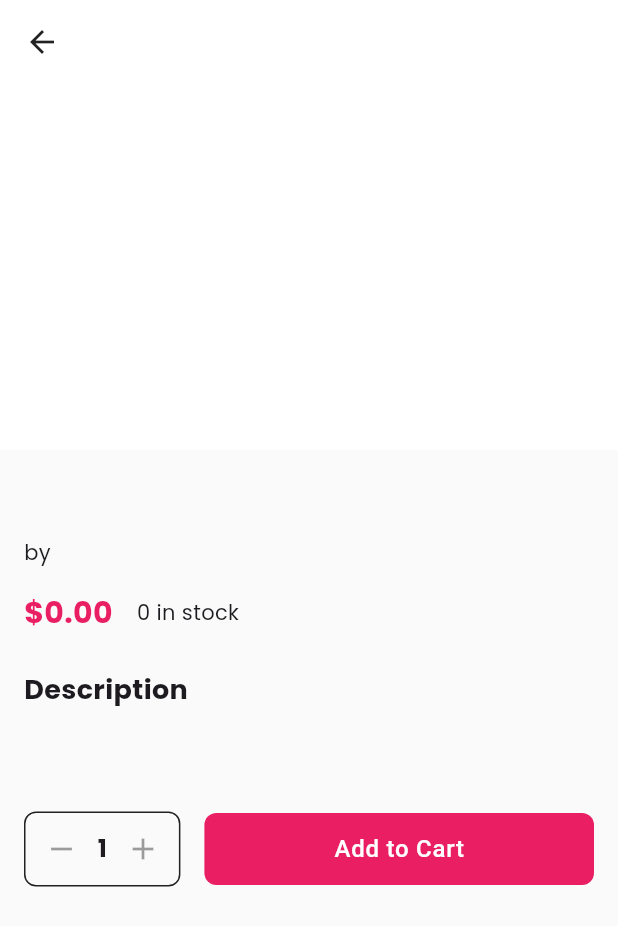
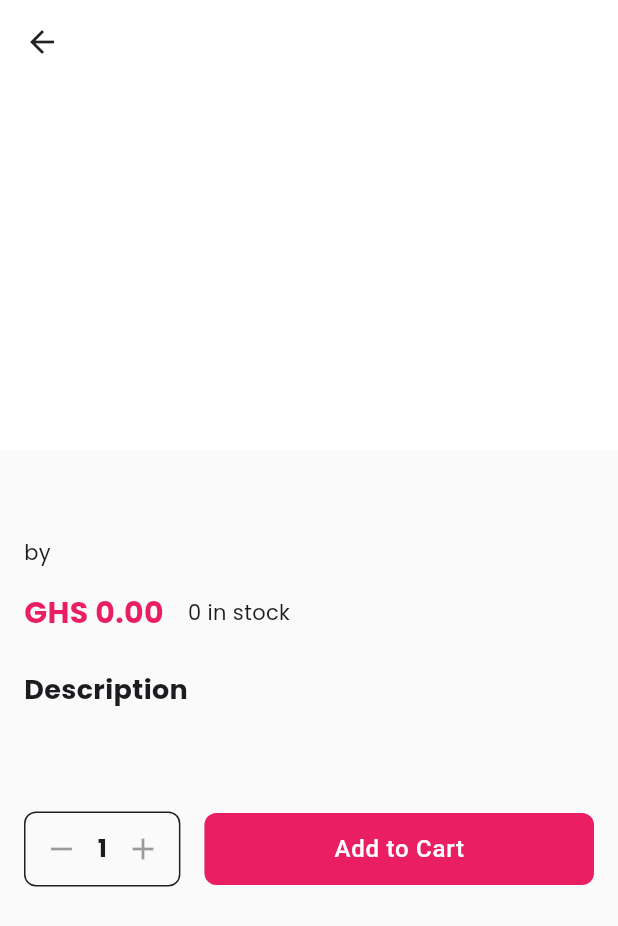
Before and after one commit to dordunu1/AndroidMecrh, a Flutter app: the ProductDetailsScreen screen opened directly with empty values, on a phone screen of 412 x 824 dp. Shown: the top 926 px of the screen. Run offline on Flutter 3.47's test engine with Material 3 defaults, Android fonts, the phone set to English and light mode, and no system bars; our stand-ins replace cached_network_image, cloud_firestore, firebase_auth, firebase_core, firebase_storage, flutter_dotenv and 8 more; accounts and stored records are empty.

Commit message:
made changes

```diff
--- a/lib/screens/admin/admin_orders_screen.dart
+++ b/lib/screens/admin/admin_orders_screen.dart
@@ -337,7 +337,7 @@ class _OrderCard extends StatelessWidget {
                     ),
                     const SizedBox(width: 8),
                     Text(
-                      '\$${(item.price * item.quantity).toStringAsFixed(2)}',
+                      'GHS ${(item.price * item.quantity).toStringAsFixed(2)}',
                       style: theme.textTheme.bodyMedium?.copyWith(
                         fontWeight: FontWeight.bold,
                       ),
--- a/lib/screens/buyer/product_details_screen.dart
+++ b/lib/screens/buyer/product_details_screen.dart
@@ -161,7 +161,7 @@ class _ProductDetailsScreenState extends ConsumerState<ProductDetailsScreen> {
                   Row(
                     children: [
                       Text(
-                        '\$${widget.product.price.toStringAsFixed(2)}',
+                        'GHS ${widget.product.price.toStringAsFixed(2)}',
                         style: TextStyle(
                           fontSize: 20,
                           fontWeight: FontWeight.bold,
--- a/lib/screens/buyer/product_list_screen.dart
+++ b/lib/screens/buyer/product_list_screen.dart
@@ -442,14 +442,14 @@ class _ProductCard extends StatelessWidget {
                   const SizedBox(height: 2),
                   if (product.hasDiscount) ...[
                     Text(
-                      'GH₵${discountedPrice?.toStringAsFixed(2)}',
+                      'GHS ${discountedPrice?.toStringAsFixed(2)}',
                       style: theme.textTheme.labelLarge?.copyWith(
                         color: theme.colorScheme.primary,
                         fontWeight: FontWeight.bold,
                       ),
                     ),
                     Text(
-                      'GH₵${product.price.toStringAsFixed(2)}',
+                      'GHS ${product.price.toStringAsFixed(2)}',
                       style: theme.textTheme.labelSmall?.copyWith(
                         color: theme.colorScheme.onSurfaceVariant,
                         decoration: TextDecoration.lineThrough,
@@ -457,7 +457,7 @@ class _ProductCard extends StatelessWidget {
                     ),
                   ] else
                     Text(
-                      'GH₵${product.price.toStringAsFixed(2)}',
+                      'GHS ${product.price.toStringAsFixed(2)}',
                       style: theme.textTheme.labelLarge?.copyWith(
                         color: theme.colorScheme.primary,
                         fontWeight: FontWeight.bold,
--- a/lib/screens/cart/cart_screen.dart
+++ b/lib/screens/cart/cart_screen.dart
@@ -205,7 +205,7 @@ class _CartScreenState extends ConsumerState<CartScreen> {
                                       style: theme.textTheme.titleMedium,
                                     ),
                                     Text(
-                                      '\$${_calculateTotal().toStringAsFixed(2)}',
+                                      'GHS ${_calculateTotal().toStringAsFixed(2)}',
                                       style: theme.textTheme.titleLarge?.copyWith(
                                         color: theme.colorScheme.primary,
                                         fontWeight: FontWeight.bold,
@@ -293,7 +293,7 @@ class _CartItemCard extends StatelessWidget {
                     mainAxisAlignment: MainAxisAlignment.spaceBetween,
                     children: [
                       Text(
-                        '\$${item.price.toStringAsFixed(2)}',
+                        'GHS ${item.price.toStringAsFixed(2)}',
                         style: theme.textTheme.titleMedium?.copyWith(
                           color: theme.colorScheme.primary,
                           fontWeight: FontWeight.bold,
--- a/lib/screens/checkout/checkout_screen.dart
+++ b/lib/screens/checkout/checkout_screen.dart
@@ -198,7 +198,7 @@ class _CheckoutScreenState extends ConsumerState<CheckoutScreen> {
                                     ),
                                     const SizedBox(width: 8),
                                     Text(
-                                      '₵${(item.price * item.quantity).toStringAsFixed(2)}',
+                                      'GHS ${(item.price * item.quantity).toStringAsFixed(2)}',
                                       style: theme.textTheme.bodyMedium?.copyWith(
                                         fontWeight: FontWeight.bold,
                                       ),
@@ -217,7 +217,7 @@ class _CheckoutScreenState extends ConsumerState<CheckoutScreen> {
                                 style: theme.textTheme.titleMedium,
                               ),
                               Text(
-                                '₵${_calculateTotal().toStringAsFixed(2)}',
+                                'GHS ${_calculateTotal().toStringAsFixed(2)}',
                                 style: theme.textTheme.titleLarge?.copyWith(
                                   color: theme.colorScheme.primary,
                                   fontWeight: FontWeight.bold,
--- a/lib/screens/seller/add_product_screen.dart
+++ b/lib/screens/seller/add_product_screen.dart
@@ -631,8 +631,8 @@ class _AddProductScreenState extends ConsumerState<AddProductScreen> {
                             keyboardType: TextInputType.number,
                             decoration: const InputDecoration(
                               labelText: 'Price',
-                              border: OutlineInputBorder(),
-                              prefixText: 'GH₵',
+                              hintText: '0.00',
+                              prefixText: 'GHS ',
                             ),
                             validator: (value) {
                               if (value == null || value.isEmpty) {
@@ -768,7 +768,7 @@ class _AddProductScreenState extends ConsumerState<AddProductScreen> {
                                 children: [
                                   const Text('Original Price:'),
                                   Text(
-                                    'GH₵${double.parse(_priceController.text)}',
+                                    'GHS ${double.parse(_priceController.text)}',
                                     style: const TextStyle(
                                       decoration: TextDecoration.lineThrough,
                                     ),
@@ -784,7 +784,7 @@ class _AddProductScreenState extends ConsumerState<AddProductScreen> {
                                     style: TextStyle(fontWeight: FontWeight.bold),
                                   ),
                                   Text(
-                                    'GH₵${(double.parse(_priceController.text) * (1 - _discountPercent / 100)).toStringAsFixed(2)}',
+                                    'GHS ${(double.parse(_priceController.text) * (1 - _discountPercent / 100)).toStringAsFixed(2)}',
                                     style: TextStyle(
                                       fontWeight: FontWeight.bold,
                                       color: Theme.of(context).colorScheme.primary,
@@ -823,7 +823,7 @@ class _AddProductScreenState extends ConsumerState<AddProductScreen> {
                       decoration: const InputDecoration(
                         labelText: 'Shipping Fee (GHS)',
                         border: OutlineInputBorder(),
-                        prefixText: 'GH₵',
+                        prefixText: 'GHS',
                       ),
                     ),
                     const SizedBox(height: 8),
--- a/lib/screens/seller/edit_product_screen.dart
+++ b/lib/screens/seller/edit_product_screen.dart
@@ -596,9 +596,9 @@ class _EditProductScreenState extends ConsumerState<EditProductScreen> {
               initialValue: _shippingFee.toString(),
               enabled: false,
               decoration: const InputDecoration(
-                labelText: 'Shipping Fee',
-                border: OutlineInputBorder(),
-                prefixText: 'GH₵',
+                labelText: 'Shipping Fee (GHS)',
+                hintText: '0.00',
+                prefixText: 'GHS ',
               ),
             ),
             const SizedBox(height: 8),
@@ -858,8 +858,8 @@ class _EditProductScreenState extends ConsumerState<EditProductScreen> {
                             keyboardType: TextInputType.number,
                             decoration: const InputDecoration(
                               labelText: 'Price',
-                              border: OutlineInputBorder(),
-                              prefixText: 'GH₵',
+                              hintText: '0.00',
+                              prefixText: 'GHS ',
                             ),
                             validator: (value) {
                               if (value == null || value.isEmpty) {
@@ -1012,7 +1012,7 @@ class _EditProductScreenState extends ConsumerState<EditProductScreen> {
                                 children: [
                                   const Text('Original Price:'),
                                   Text(
-                                    'GH₵${double.parse(_priceController.text)}',
+                                    'GHS ${double.parse(_priceController.text)}',
                                     style: const TextStyle(
                                       decoration: TextDecoration.lineThrough,
                                     ),
@@ -1028,7 +1028,7 @@ class _EditProductScreenState extends ConsumerState<EditProductScreen> {
                                     style: TextStyle(fontWeight: FontWeight.bold),
                                   ),
                                   Text(
-                                    'GH₵${(double.parse(_priceController.text) * (1 - _discountPercent / 100)).toStringAsFixed(2)}',
+                                    'GHS ${(double.parse(_priceController.text) * (1 - _discountPercent / 100)).toStringAsFixed(2)}',
                                     style: TextStyle(
                                       fontWeight: FontWeight.bold,
                                       color: Theme.of(context).colorScheme.primary,
--- a/lib/screens/seller/seller_dashboard_screen.dart
+++ b/lib/screens/seller/seller_dashboard_screen.dart
@@ -255,7 +255,7 @@ class _OrderCard extends StatelessWidget {
                     ),
                     const SizedBox(width: 8),
                     Text(
-                      '\$${(item.price * item.quantity).toStringAsFixed(2)}',
+                      'GHS ${(item.price * item.quantity).toStringAsFixed(2)}',
                       style: theme.textTheme.bodyMedium?.copyWith(
                         fontWeight: FontWeight.bold,
                       ),
--- a/lib/screens/seller/seller_orders_screen.dart
+++ b/lib/screens/seller/seller_orders_screen.dart
@@ -314,7 +314,7 @@ class _OrderCard extends StatelessWidget {
               mainAxisAlignment: MainAxisAlignment.spaceBetween,
               children: [
                 Text(
-                  'Total: \$${order.total.toStringAsFixed(2)}',
+                  'Total: GHS ${order.total.toStringAsFixed(2)}',
                   style: theme.textTheme.titleMedium?.copyWith(
                     color: theme.colorScheme.primary,
                     fontWeight: FontWeight.bold,
@@ -350,7 +350,7 @@ class _OrderCard extends StatelessWidget {
                     ),
                     const SizedBox(width: 8),
                     Text(
-                      '\$${(item.price * item.quantity).toStringAsFixed(2)}',
+                      'GHS ${(item.price * item.quantity).toStringAsFixed(2)}',
                       style: theme.textTheme.bodyMedium?.copyWith(
                         fontWeight: FontWeight.bold,
                       ),
--- a/lib/widgets/cart_item_card.dart
+++ b/lib/widgets/cart_item_card.dart
@@ -65,7 +65,7 @@ class CartItemCard extends StatelessWidget {
                   ),
                   const SizedBox(height: 4),
                   Text(
-                    '₵${product!.price.toStringAsFixed(2)}',
+                    'GHS ${product!.price.toStringAsFixed(2)}',
                     style: Theme.of(context).textTheme.titleMedium?.copyWith(
                           color: colorScheme.primary,
                           fontWeight: FontWeight.bold,
--- a/lib/widgets/product_card.dart
+++ b/lib/widgets/product_card.dart
@@ -146,7 +146,7 @@ class _ProductCardState extends State<ProductCard> {
                       children: [
                         if (widget.product.hasDiscount) ...[
                           Text(
-                            '₵${widget.product.discountedPrice?.toStringAsFixed(2)}',
+                            'GHS ${widget.product.discountedPrice?.toStringAsFixed(2)}',
                             style: theme.textTheme.titleMedium?.copyWith(
                               color: theme.colorScheme.primary,
                               fontWeight: FontWeight.bold,
@@ -154,7 +154,7 @@ class _ProductCardState extends State<ProductCard> {
                           ),
                           const SizedBox(width: 4),
                           Text(
-                            '₵${widget.product.price.toStringAsFixed(2)}',
+                            'GHS ${widget.product.price.toStringAsFixed(2)}',
                             style: theme.textTheme.bodySmall?.copyWith(
                               color: theme.colorScheme.onSurfaceVariant,
                               decoration: TextDecoration.lineThrough,
@@ -162,7 +162,7 @@ class _ProductCardState extends State<ProductCard> {
                           ),
                         ] else
                           Text(
-                            '₵${widget.product.price.toStringAsFixed(2)}',
+                            'GHS ${widget.product.price.toStringAsFixed(2)}',
                             style: theme.textTheme.titleMedium?.copyWith(
                               color: theme.colorScheme.primary,
                               fontWeight: FontWeight.bold,
--- a/lib/widgets/products/product_grid_item.dart
+++ b/lib/widgets/products/product_grid_item.dart
@@ -63,7 +63,7 @@ class ProductGridItem extends StatelessWidget {
                       children: [
                         if (discountedPrice != null) ...[
                           Text(
-                            '\$${discountedPrice.toStringAsFixed(2)}',
+                            'GHS ${discountedPrice.toStringAsFixed(2)}',
                             style: TextStyle(
                               fontSize: 14,
                               fontWeight: FontWeight.bold,
@@ -72,7 +72,7 @@ class ProductGridItem extends StatelessWidget {
                           ),
                           const SizedBox(height: 2),
                           Text(
-                            '\$${product.price.toStringAsFixed(2)}',
+                            'GHS ${product.price.toStringAsFixed(2)}',
                             style: const TextStyle(
                               fontSize: 12,
                               decoration: TextDecoration.lineThrough,
@@ -81,7 +81,7 @@ class ProductGridItem extends StatelessWidget {
                           ),
                         ] else
                           Text(
-                            '\$${product.price.toStringAsFixed(2)}',
+                            'GHS ${product.price.toStringAsFixed(2)}',
                             style: TextStyle(
                               fontSize: 14,
                               fontWeight: FontWeight.bold,
```
